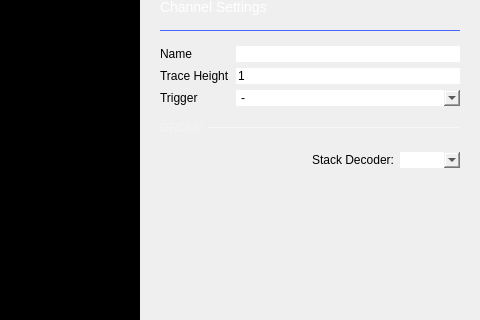
This is ui/logic_analyzer.ui in yyusea/scopy as Qt 5 draws it before an edit; both pictures show x 800 to 1280 and y 112 to 432 of the 1280 by 654 pixel window. The edited form follows.
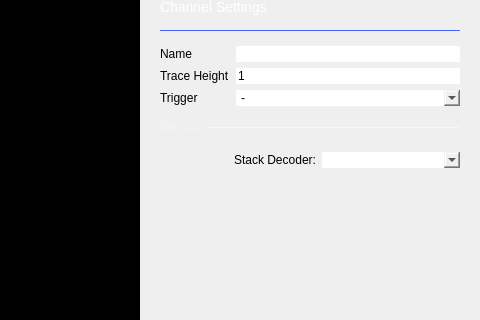
This is the edited form. Icons and pictures are not drawn. Custom widgets are drawn as their Qt base class.

Commit message: Logic Analyzer: fix decoders menu display combo boxes text now visible

```diff
--- a/ui/logic_analyzer.ui
+++ b/ui/logic_analyzer.ui
@@ -699,7 +699,7 @@
                       <x>0</x>
                       <y>0</y>
                       <width>310</width>
-                      <height>469</height>
+                      <height>466</height>
                      </rect>
                     </property>
                     <property name="sizePolicy">
@@ -1033,7 +1033,11 @@
                          </widget>
                         </item>
                         <item>
-                         <widget class="QComboBox" name="stackDecoderComboBox"/>
+                         <widget class="QComboBox" name="stackDecoderComboBox">
+                          <property name="minimumContentsLength">
+                           <number>15</number>
+                          </property>
+                         </widget>
                         </item>
                        </layout>
                       </widget>
```
Left out of the diff: 2 changed lines with no effect on the pictures. The commit also changes 2 other files.
